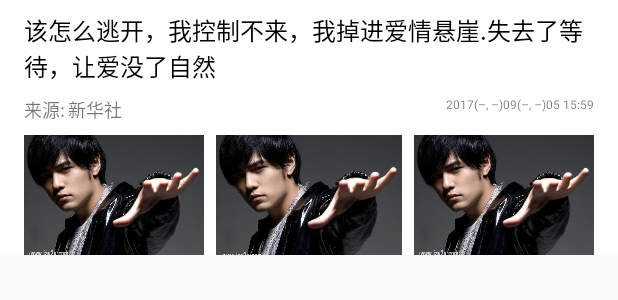
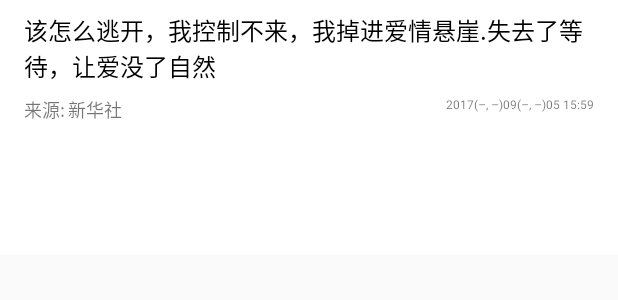
Before and after one commit to zhongjuncoder/AggregationNews, an Android app: the layout news_item3.xml on its own in the app's theme, with its tools: preview values and no code run, on a phone screen of 412 x 824 dp. Shown: the top 300 px of the screen. Run offline under Robolectric (Android 15) with nearby library versions, the phone set to English and light mode, and no system bars; network calls fail.

Commit message:
remove click news text is copy

```diff
--- a/app/src/main/AndroidManifest.xml
+++ b/app/src/main/AndroidManifest.xml
@@ -4,6 +4,7 @@
 
     <uses-permission android:name="android.permission.INTERNET"/>
     <uses-permission android:name="android.permission.ACCESS_NETWORK_STATE"/>
+    <uses-permission android:name="android.permission.ACCESS_WIFI_STATE"/>
 
     <application
         android:allowBackup="true"
--- a/app/src/main/res/layout/news_item1.xml
+++ b/app/src/main/res/layout/news_item1.xml
@@ -22,7 +22,6 @@
         android:layout_marginStart="8dp"
         android:layout_marginTop="8dp"
         android:contentDescription="@string/news_from"
-        android:src="@drawable/jay"
         app:layout_constraintDimensionRatio="4:3"
         app:layout_constraintEnd_toEndOf="parent"
         app:layout_constraintStart_toEndOf="@id/guide1"
@@ -33,7 +32,6 @@
         style="@style/TitleStyle"
         android:layout_marginEnd="8dp"
         android:maxLines="3"
-        android:textIsSelectable="true"
         app:layout_constraintEnd_toEndOf="@id/guide1"
         app:layout_constraintStart_toStartOf="parent"
         app:layout_constraintTop_toTopOf="@id/news_title_pic1" />
--- a/app/src/main/res/layout/news_item2.xml
+++ b/app/src/main/res/layout/news_item2.xml
@@ -13,7 +13,6 @@
         android:layout_marginEnd="16dp"
         android:layout_marginTop="8dp"
         android:text="@string/news_title"
-        android:textIsSelectable="true"
         app:layout_constraintEnd_toEndOf="parent"
         app:layout_constraintStart_toStartOf="parent"
         app:layout_constraintTop_toTopOf="parent" />
--- a/app/src/main/res/layout/news_item3.xml
+++ b/app/src/main/res/layout/news_item3.xml
@@ -13,10 +13,9 @@
         android:layout_marginEnd="16dp"
         android:layout_marginTop="8dp"
         android:text="@string/news_title"
-        android:textIsSelectable="true"
         app:layout_constraintEnd_toEndOf="parent"
         app:layout_constraintStart_toStartOf="parent"
-        app:layout_constraintTop_toTopOf="parent" />
+        app:layout_constraintTop_toTopOf="parent"/>
 
     <TextView
         android:id="@+id/new_from3"
@@ -26,7 +25,7 @@
         android:text="@string/news_from"
         android:textSize="12sp"
         app:layout_constraintStart_toStartOf="@id/news_title3"
-        app:layout_constraintTop_toBottomOf="@id/news_title3" />
+        app:layout_constraintTop_toBottomOf="@id/news_title3"/>
 
     <TextView
         android:id="@+id/news_author3"
@@ -37,7 +36,7 @@
         android:text="@string/author"
         android:textSize="12sp"
         app:layout_constraintStart_toEndOf="@id/new_from3"
-        app:layout_constraintTop_toBottomOf="@id/news_title3" />
+        app:layout_constraintTop_toBottomOf="@id/news_title3"/>
 
     <TextView
         android:id="@+id/news_date3"
@@ -47,21 +46,21 @@
         android:text="@string/date"
         android:textSize="@dimen/sp_12"
         app:layout_constraintEnd_toEndOf="@id/news_title3"
-        app:layout_constraintTop_toBottomOf="@id/news_title3" />
+        app:layout_constraintTop_toBottomOf="@id/news_title3"/>
 
     <android.support.constraint.Guideline
         android:id="@+id/guide3"
         android:layout_width="1dp"
         android:layout_height="match_parent"
         android:orientation="vertical"
-        app:layout_constraintGuide_percent="0.35" />
+        app:layout_constraintGuide_percent="0.35"/>
 
     <android.support.constraint.Guideline
         android:id="@+id/guide4"
         android:layout_width="1dp"
         android:layout_height="match_parent"
         android:orientation="vertical"
-        app:layout_constraintGuide_percent="0.65" />
+        app:layout_constraintGuide_percent="0.65"/>
 
     <ImageView
         android:id="@+id/news_title_pic3_one"
@@ -72,11 +71,10 @@
         android:layout_marginTop="8dp"
         android:contentDescription="@string/picture"
         android:scaleType="centerCrop"
-        android:src="@drawable/jay"
         app:layout_constraintDimensionRatio="3:2"
         app:layout_constraintEnd_toStartOf="@id/guide3"
         app:layout_constraintStart_toStartOf="parent"
-        app:layout_constraintTop_toBottomOf="@id/new_from3" />
+        app:layout_constraintTop_toBottomOf="@id/new_from3"/>
 
     <ImageView
         android:id="@+id/news_title_pic3_two"
@@ -85,11 +83,10 @@
         android:layout_marginTop="8dp"
         android:contentDescription="@string/picture"
         android:scaleType="centerCrop"
-        android:src="@drawable/jay"
         app:layout_constraintBottom_toBottomOf="@+id/news_title_pic3_one"
         app:layout_constraintEnd_toStartOf="@id/guide4"
         app:layout_constraintStart_toStartOf="@id/guide3"
-        app:layout_constraintTop_toBottomOf="@id/new_from3" />
+        app:layout_constraintTop_toBottomOf="@id/new_from3"/>
 
     <ImageView
         android:id="@+id/news_title_pic3_three"
@@ -100,10 +97,9 @@
         android:layout_marginTop="8dp"
         android:contentDescription="@string/picture"
         android:scaleType="centerCrop"
-        android:src="@drawable/jay"
         app:layout_constraintBottom_toBottomOf="@+id/news_title_pic3_one"
         app:layout_constraintEnd_toEndOf="parent"
         app:layout_constraintStart_toStartOf="@id/guide4"
-        app:layout_constraintTop_toBottomOf="@id/new_from3" />
+        app:layout_constraintTop_toBottomOf="@id/new_from3"/>
 
 </android.support.constraint.ConstraintLayout>
```
Also changed, not shown: app/src/main/res/drawable/jay.jpg (deleted). Lines whose indentation alone changed are shown as unchanged.
